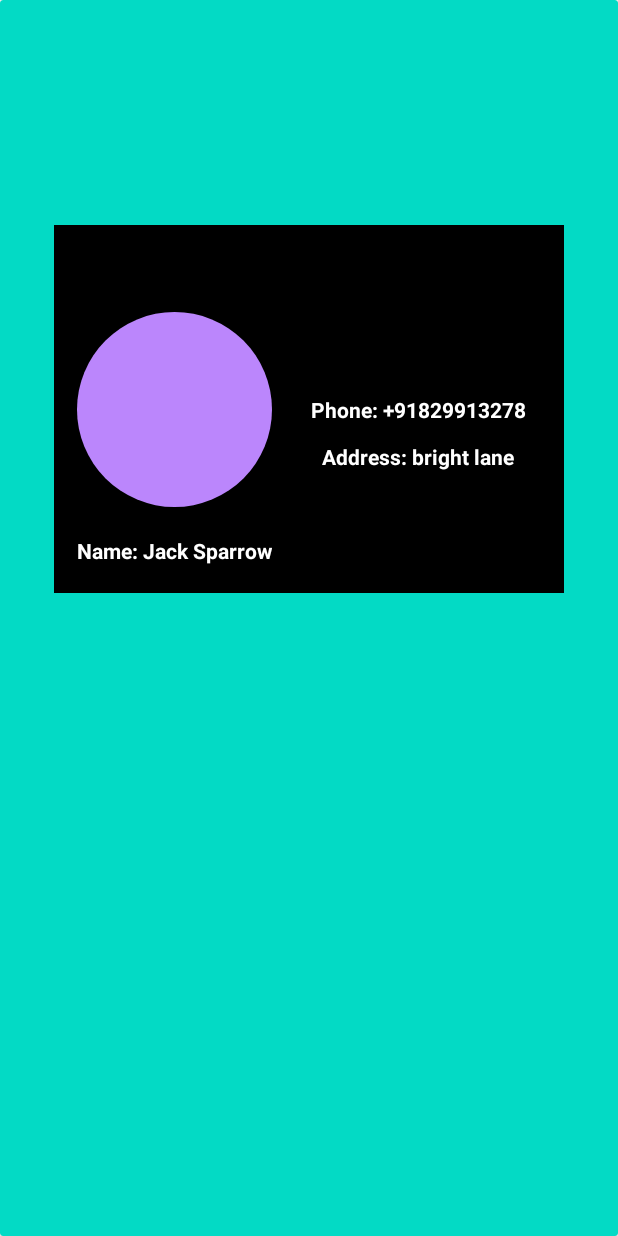
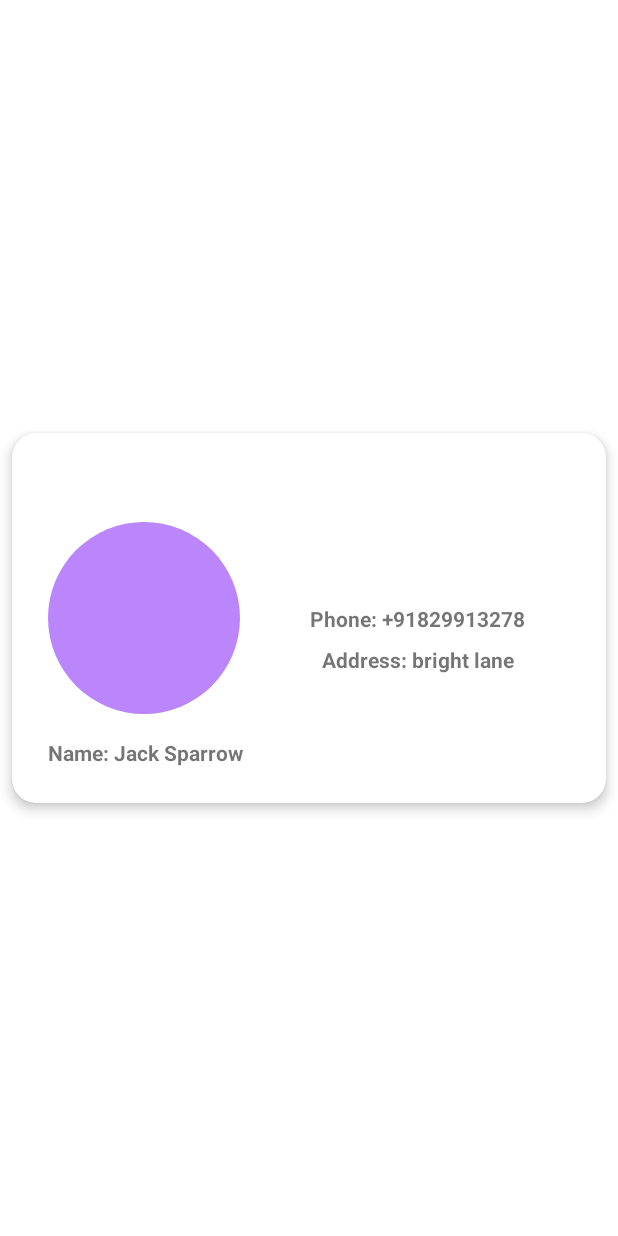
Before and after one commit to JackCompass/phonebook-temp, an Android app: the fragment CardFragment placed in its activity, on a phone screen of 412 x 824 dp. Run offline under Robolectric (Android 15) with nearby library versions, the phone set to English and light mode, and no system bars; our stand-ins replace CircleImageView; libraries missing offline, so code that uses them is left out: com.github.dhaval2404.imagepicker; 5 statements that could not run were skipped.

Commit message:
Update card design

```diff
--- a/app/src/main/res/layout/fragment_card.xml
+++ b/app/src/main/res/layout/fragment_card.xml
@@ -1,28 +1,34 @@
 <?xml version="1.0" encoding="utf-8"?>
-<androidx.cardview.widget.CardView xmlns:android="http://schemas.android.com/apk/res/android"
+
+<androidx.constraintlayout.widget.ConstraintLayout xmlns:android="http://schemas.android.com/apk/res/android"
     xmlns:app="http://schemas.android.com/apk/res-auto"
     xmlns:tools="http://schemas.android.com/tools"
     android:layout_width="match_parent"
     android:layout_height="match_parent"
-    app:cardBackgroundColor="@color/teal_200"
     tools:context=".CardFragment">
 
+    <androidx.cardview.widget.CardView
+        android:layout_width="match_parent"
+        android:layout_height="wrap_content"
+        app:layout_constraintStart_toStartOf="parent"
+        app:layout_constraintEnd_toEndOf="parent"
+        app:layout_constraintTop_toTopOf="parent"
+        app:layout_constraintBottom_toBottomOf="parent"
+        android:layout_margin="8dp"
+        app:cardElevation="5dp"
+        app:cardCornerRadius="16dp"
+        app:contentPadding="8dp">
 
         <androidx.constraintlayout.widget.ConstraintLayout
-        android:layout_width="340dp"
-        android:layout_height="245dp"
-        android:layout_gravity="center_horizontal"
-        android:background="@color/black"
-        android:paddingLeft="15dp"
-        android:layout_marginTop="150dp">
+            android:layout_width="match_parent"
+            android:layout_height="wrap_content">
 
             <de.hdodenhof.circleimageview.CircleImageView
                 android:id="@+id/circleImageView"
-            android:layout_width="wrap_content"
-            android:layout_height="wrap_content"
-            android:minWidth="130sp"
-            android:minHeight="130sp"
+                android:layout_width="128dp"
+                android:layout_height="128dp"
                 android:src="@color/purple_200"
+                android:layout_marginStart="16dp"
                 app:layout_constraintBottom_toBottomOf="parent"
                 app:layout_constraintLeft_toLeftOf="parent"
                 app:layout_constraintTop_toTopOf="parent" />
@@ -31,37 +37,43 @@
                 android:id="@+id/name_display"
                 android:layout_width="wrap_content"
                 android:layout_height="wrap_content"
-            android:textColor="@color/white"
                 android:text="@string/name_jack_sparrow"
                 app:layout_constraintLeft_toLeftOf="parent"
                 app:layout_constraintBottom_toBottomOf="parent"
                 android:textStyle="bold"
+                android:layout_marginVertical="16dp"
+                android:layout_marginStart="16dp"
                 app:layout_constraintTop_toBottomOf="@+id/circleImageView" />
 
             <TextView
                 android:id="@+id/phoen_display"
+                android:layout_width="0dp"
+                android:layout_height="wrap_content"
+                android:layout_marginHorizontal="16dp"
+                android:text="@string/phone_91829913278"
+                android:textAlignment="center"
+
+                android:textStyle="bold"
+                app:layout_constraintBottom_toBottomOf="parent"
                 app:layout_constraintLeft_toRightOf="@id/circleImageView"
                 app:layout_constraintRight_toRightOf="parent"
-            app:layout_constraintTop_toTopOf="parent"
-            app:layout_constraintBottom_toBottomOf="parent"
-            android:textColor="@color/white"
-            android:textStyle="bold"
-            android:text="@string/phone_91829913278"
-            android:layout_width="wrap_content"
-            android:layout_height="wrap_content" />
+                app:layout_constraintTop_toTopOf="parent" />
 
             <TextView
                 android:id="@+id/address_display"
-            android:layout_width="wrap_content"
+                android:layout_width="0dp"
                 android:layout_height="wrap_content"
+                android:layout_marginHorizontal="16dp"
+                android:layout_marginTop="8dp"
                 android:text="@string/address_bright_lane"
-            android:textColor="@color/white"
+                android:textAlignment="center"
                 android:textStyle="bold"
                 app:layout_constraintBottom_toBottomOf="parent"
                 app:layout_constraintLeft_toRightOf="@id/circleImageView"
                 app:layout_constraintRight_toRightOf="parent"
                 app:layout_constraintTop_toBottomOf="@id/phoen_display"
-            app:layout_constraintVertical_bias="0.127" />
+                app:layout_constraintVertical_bias="0.0" />
         </androidx.constraintlayout.widget.ConstraintLayout>
+    </androidx.cardview.widget.CardView>
 
-</androidx.cardview.widget.CardView>
+</androidx.constraintlayout.widget.ConstraintLayout>
```
Lines whose indentation alone changed are shown as unchanged.
